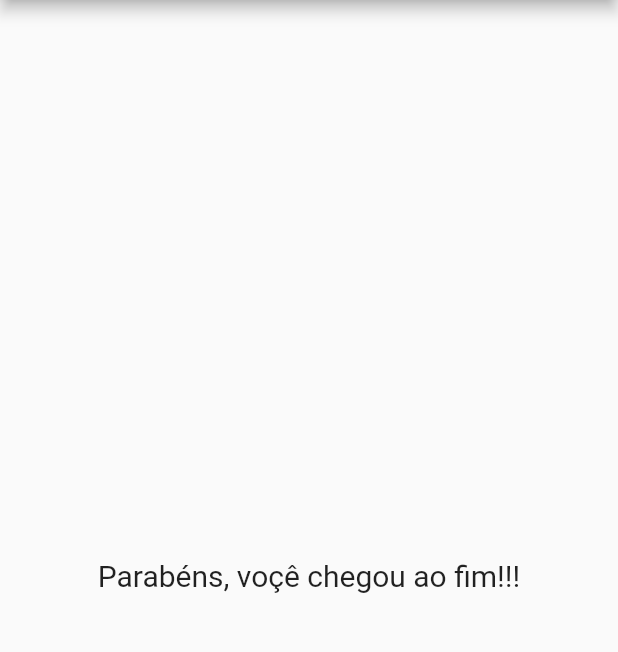
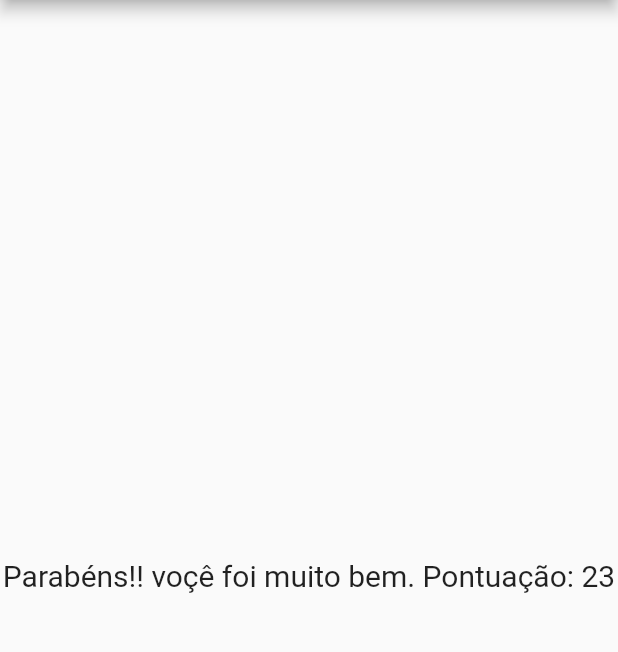
Before and after one commit to abinoamenezes/flutter-udemy, a Flutter app: the screen it shows after launch, after a tap on "Dogs", after a tap on "black", after a tap on "Roberta", on a phone screen of 412 x 824 dp, the part 84-736 px from its top. Run offline on Flutter 3.47's test engine with Material 2 defaults, Android fonts, the phone set to English and light mode, and no system bars.

Commit message:
pontuação

```diff
--- a/projeto_perguntas/lib/main.dart
+++ b/projeto_perguntas/lib/main.dart
@@ -10,42 +10,45 @@ main() {
 
 class _PerguntaAppState extends State<PerguntaApp> {
   var _perguntaSelecionada = 0;
+  int pontuacaoTotal = 0;
   final perguntas = const [
     {
       'texto': 'Qual é o seu animal favortio?',
       'Resposta': [
-        'Dogs',
-        'Cats',
-        'Whale',
-        'Giraffe',
+        {'texto': 'Dogs', 'pontuação': 10},
+        {'texto': 'Cats', 'pontuação': 3},
+        {'texto': 'Whale', 'pontuação': 2},
+        {'texto': 'Giraffe', 'pontuação': 1},
       ]
     },
     {
       'texto': 'Qual a sua cor favorita?',
       'Resposta': [
-        'white',
-        'black',
-        'red',
-        'blue',
+        {'texto': 'white', 'pontuação': 8},
+        {'texto': 'black', 'pontuação': 10},
+        {'texto': 'red', 'pontuação': 10},
+        {'texto': 'blue', 'pontuação': 10},
       ]
     },
     {
       'texto': 'Qual seu professor preferido?',
       'Resposta': [
-        'ceça',
-        'cicéro',
-        'Roberta',
-        'Clevinton',
+        {'texto': 'ceça', 'pontuação': 0},
+        {'texto': 'cicéro', 'pontuação': 5},
+        {'texto': 'Roberta', 'pontuação': 3},
+        {'texto': 'Clevinton', 'pontuação': 10},
       ]
     }
   ];
 
-  void _responder() {
+  void _responder(int pontos) {
     if (temPerguntaSelecionada) {
       setState(() {
         _perguntaSelecionada++;
+        pontuacaoTotal += pontos;
       });
     }
+    print(pontuacaoTotal);
   }
 
   bool get temPerguntaSelecionada {
@@ -54,8 +57,8 @@ class _PerguntaAppState extends State<PerguntaApp> {
 
   @override
   Widget build(BuildContext context) {
-    List<String> resposta = temPerguntaSelecionada
-        ? perguntas[_perguntaSelecionada]['Resposta'] as List<String>
+    List<Map<String, Object>> resposta = temPerguntaSelecionada
+        ? perguntas[_perguntaSelecionada].cast()['Resposta']
         : [];
 
     return MaterialApp(
@@ -69,7 +72,7 @@ class _PerguntaAppState extends State<PerguntaApp> {
                 texto: perguntas[_perguntaSelecionada]['Resposta'],
                 Fresponder: _responder,
                 respostas: resposta)
-            : Resultado(),
+            : Resultado(pontos: pontuacaoTotal),
       ),
     );
   }
--- a/projeto_perguntas/lib/questionario.dart
+++ b/projeto_perguntas/lib/questionario.dart
@@ -5,7 +5,7 @@ import 'package:projeto_perguntas/resposta.dart';
 class Questionario extends StatelessWidget {
   final perguntas;
   final texto;
-  final void Function() Fresponder;
+  final void Function(int) Fresponder;
   List respostas;
   Questionario(
       {super.key,
@@ -18,7 +18,8 @@ class Questionario extends StatelessWidget {
   Widget build(BuildContext context) {
     return Column(children: [
       Questao(perguntas),
-      ...respostas.map((texto) => Resposta(texto, Fresponder))
+      ...respostas.map((resp) =>
+          Resposta(resp['texto'], () => Fresponder(resp['pontuação'])))
     ]);
   }
 }
--- a/projeto_perguntas/lib/resultado.dart
+++ b/projeto_perguntas/lib/resultado.dart
@@ -1,13 +1,22 @@
 import 'package:flutter/material.dart';
 
 class Resultado extends StatelessWidget {
-  const Resultado({super.key});
+  final int pontos;
+
+  const Resultado({super.key, required this.pontos});
+
+  String get fraseResultado {
+    if (pontos >= 12) {
+      return 'Parabéns!! voçê foi muito bem. Pontuação: $pontos';
+    } else {
+      return 'Voçê chegou ao fim, na proxima melhore prfv';
+    }
+  }
 
   @override
   Widget build(BuildContext context) {
-    return const Center(
-      child: Text('Parabéns, voçê chegou ao fim!!!',
-          style: TextStyle(fontSize: 20)),
+    return Center(
+      child: Text(fraseResultado, style: const TextStyle(fontSize: 20)),
     );
   }
 }
```
